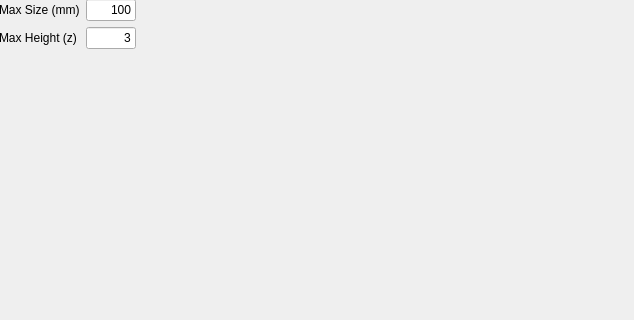
gharley/Lithophane, file mainwindow.ui: the form before one commit; both pictures show x 0 to 634 and y 0 to 320 of the 800 by 691 pixel window.
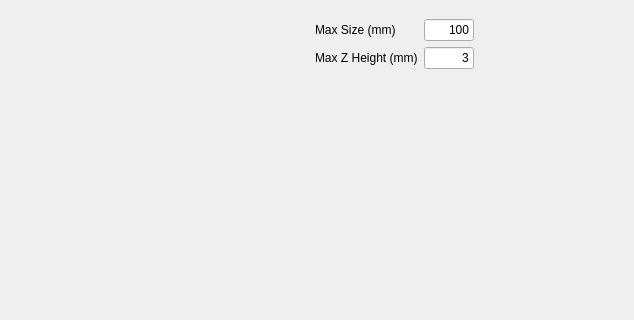
The form after the commit.

Commit message: Learning numpy

```diff
--- a/mainwindow.ui
+++ b/mainwindow.ui
@@ -14,6 +14,12 @@
    <string>MainWindow</string>
   </property>
   <widget class="QWidget" name="centralwidget">
+   <property name="sizePolicy">
+    <sizepolicy hsizetype="Expanding" vsizetype="Expanding">
+     <horstretch>0</horstretch>
+     <verstretch>0</verstretch>
+    </sizepolicy>
+   </property>
    <widget class="QWidget" name="horizontalLayoutWidget">
     <property name="geometry">
      <rect>
@@ -23,9 +29,18 @@
       <height>591</height>
      </rect>
     </property>
-    <layout class="QHBoxLayout" name="horizontalLayout" stretch="1,1">
+    <layout class="QHBoxLayout" name="horizontalLayout">
      <property name="leftMargin">
-      <number>10</number>
+      <number>20</number>
+     </property>
+     <property name="topMargin">
+      <number>20</number>
+     </property>
+     <property name="rightMargin">
+      <number>20</number>
+     </property>
+     <property name="bottomMargin">
+      <number>20</number>
      </property>
      <item>
       <layout class="QVBoxLayout" name="verticalLayout">
@@ -75,7 +90,7 @@
          <item row="1" column="0">
           <widget class="QLabel" name="label_2">
            <property name="text">
-            <string>Max Height (z)</string>
+            <string>Max Z Height (mm)</string>
            </property>
           </widget>
          </item>
@@ -119,7 +134,11 @@
       </layout>
      </item>
      <item>
-      <layout class="QVBoxLayout" name="imgLayout"/>
+      <layout class="QVBoxLayout" name="imgLayout">
+       <property name="sizeConstraint">
+        <enum>QLayout::SetFixedSize</enum>
+       </property>
+      </layout>
      </item>
     </layout>
    </widget>
```
The commit also changes 1 other file.
